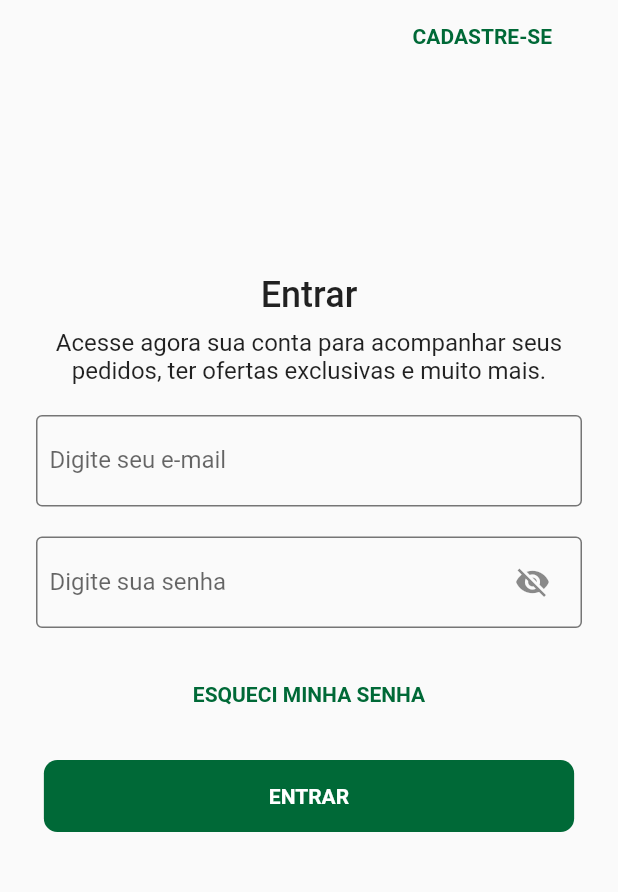
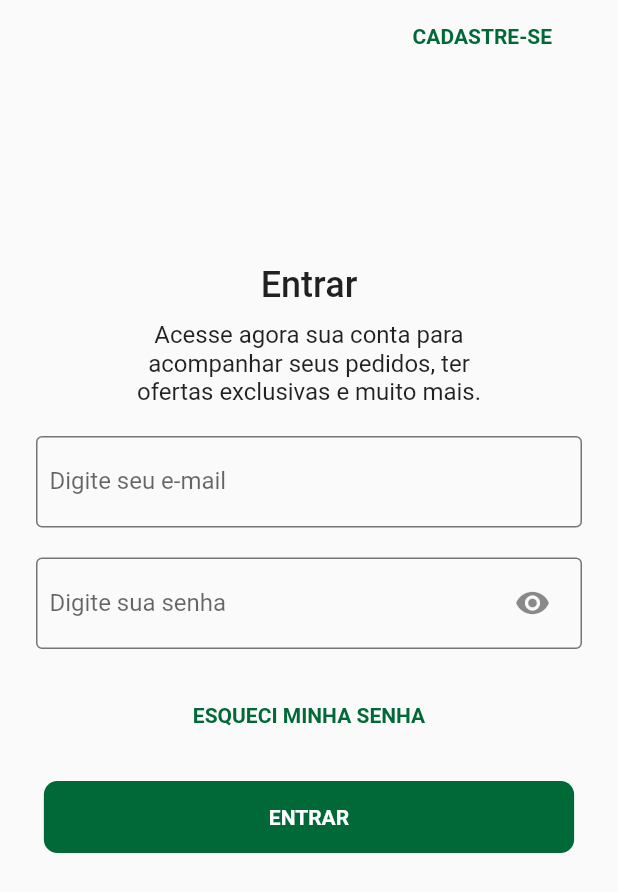
Before and after one commit to pygaudiello/Tela_de_Login_Tok, a Flutter app: the screen it shows after launch, on a phone screen of 412 x 824 dp. Shown: the top 892 px of the screen. Run offline on Flutter 3.47's test engine with Material 2 defaults, Android fonts, the phone set to English and light mode, and no system bars; Roboto replaces fonts that are missing (Margem).

Commit message:
Quase o fim

```diff
--- a/lib/main.dart
+++ b/lib/main.dart
@@ -3,21 +3,23 @@
 import 'package:flutter/material.dart';
 
 void main() {
-  runApp(Aplicativo());
+  runApp(const Aplicativo());
 }
 
-class Aplicativo extends StatelessWidget {
-  Aplicativo({Key? key}) : super(key: key);
+class TelaLogin extends StatefulWidget {
+  const TelaLogin({Key? key}) : super(key: key);
 
+  @override
+  State<TelaLogin> createState() => _TelaLoginState();
+}
+
+class _TelaLoginState extends State<TelaLogin> {
   final TextEditingController _emailController = TextEditingController();
   final TextEditingController _senhaController = TextEditingController();
-  bool _mostrarSenha = false;
-
+  bool _essasenha = true;
   @override
   Widget build(BuildContext context) {
-    return MaterialApp(
-      debugShowCheckedModeBanner: false,
-      home: Scaffold(
+    return Scaffold(
       body: SafeArea(
         child: Padding(
           padding: const EdgeInsets.symmetric(
@@ -58,14 +60,17 @@ class Aplicativo extends StatelessWidget {
                       fontWeight: FontWeight.w500,
                     ),
                   ),
-                    const SizedBox(height: 8),
-                    const Text(
+                  const SizedBox(height: 10),
+                  const Padding(
+                    padding: EdgeInsets.symmetric(horizontal: 50),
+                    child: Text(
                       'Acesse agora sua conta para acompanhar seus pedidos, ter ofertas exclusivas e muito mais.',
                       style: TextStyle(
                         fontSize: 16,
                         fontFamily: 'Margem',
                       ),
                       textAlign: TextAlign.center,
+                    ),
                   ),
                   const SizedBox(height: 20),
                   _bordaEmail(_emailController, 'Digite seu e-mail'),
@@ -82,7 +87,6 @@ class Aplicativo extends StatelessWidget {
               ),
               const Spacer(flex: 2),
             ],
-            ),
           ),
         ),
       ),
@@ -105,15 +109,15 @@ class Aplicativo extends StatelessWidget {
     return _bordaa(
       child: TextField(
         controller: controller,
-        obscureText: !_mostrarSenha,
+        obscureText: _essasenha,
         decoration: InputDecoration(
           labelText: label,
           border: InputBorder.none,
           suffixIcon: IconButton(
-            icon: Icon(_mostrarSenha ? Icons.visibility : Icons.visibility_off),
+            icon: Icon(_essasenha ? Icons.visibility : Icons.visibility_off),
             onPressed: () {
               setState(() {
-                _mostrarSenha = !_mostrarSenha;
+                _essasenha = !_essasenha;
               });
             },
           ),
@@ -183,6 +187,19 @@ class Aplicativo extends StatelessWidget {
       ),
     );
   }
+}
 
-  void setState(Null Function() param0) {}
+class Aplicativo extends StatelessWidget {
+  const Aplicativo({Key? key}) : super(key: key);
+
+  @override
+  Widget build(BuildContext context) {
+    return const MaterialApp(
+      debugShowCheckedModeBanner: false,
+      home: TelaLogin(),
+    );
   }
+}
+
+//achar quem define a quantidade de linhas
+//criar pasta assets, criar pasta pra fontes e adicionar a pasta no pubspec yaml
```
Lines whose indentation alone changed are shown as unchanged.
